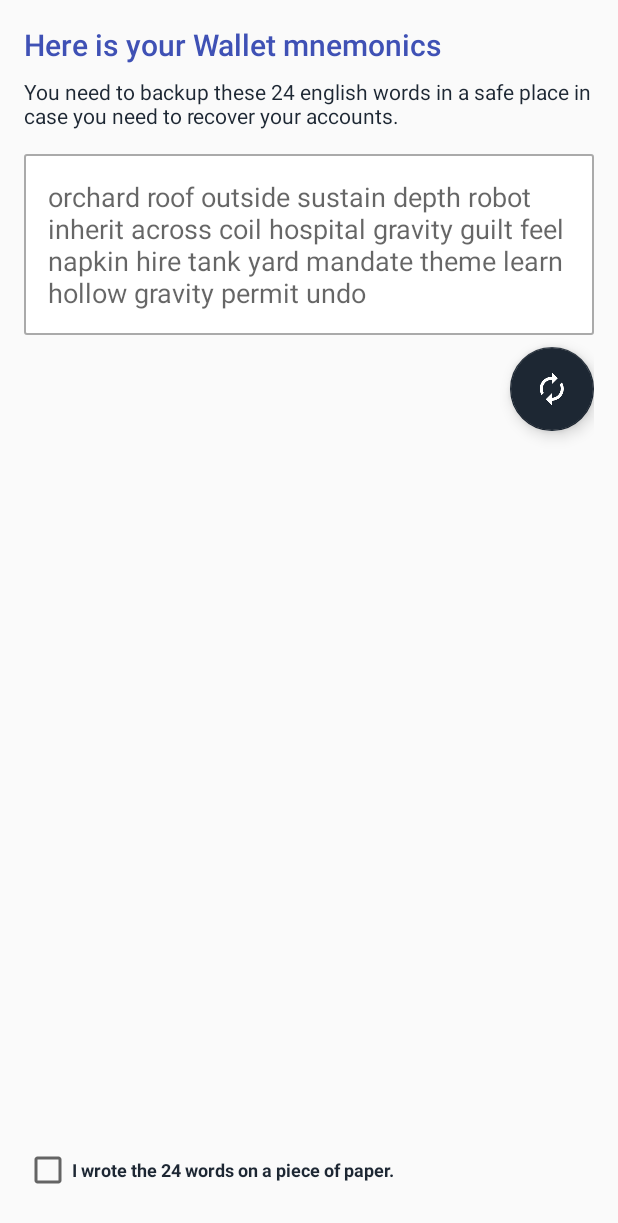
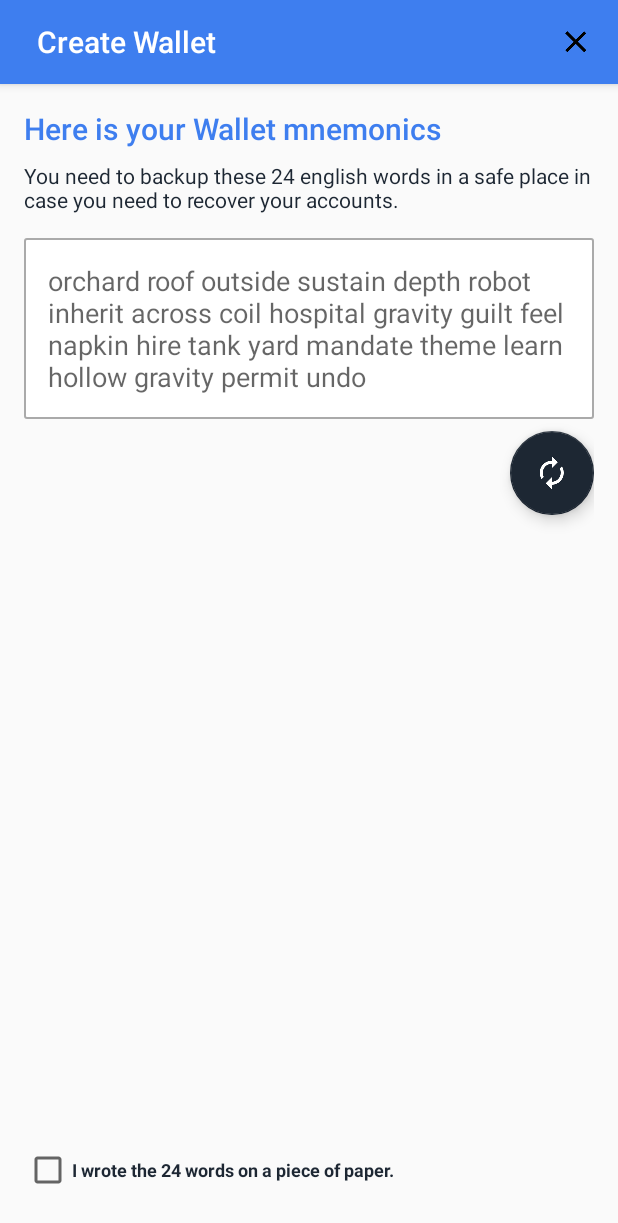
Before and after one commit to nfillion21/cortez-android, an Android app: the layout activity_create_wallet.xml on its own in the app's theme, with its tools: preview values and no code run, on a phone screen of 412 x 824 dp. Shown: the top 1223 px of the screen. Run offline under Robolectric (Android 15) with nearby library versions, the light colour scheme and no system bars.

Commit message:
Add create wallet toolbar

```diff
--- a/ui/src/main/res/layout/activity_create_wallet.xml
+++ b/ui/src/main/res/layout/activity_create_wallet.xml
@@ -1,9 +1,56 @@
 <?xml version="1.0" encoding="utf-8"?>
 <LinearLayout xmlns:android="http://schemas.android.com/apk/res/android"
     xmlns:app="http://schemas.android.com/apk/res-auto"
+    xmlns:tools="http://schemas.android.com/tools"
     android:orientation="vertical"
     android:layout_width="match_parent"
     android:layout_height="match_parent">
+
+    <android.support.design.widget.AppBarLayout
+        android:layout_height="wrap_content"
+        android:layout_width="match_parent"
+        android:layout_weight="0"
+        android:theme="@style/PaymentScreens.AppBarOverlay">
+
+        <android.support.v7.widget.Toolbar
+            android:id="@+id/toolbar"
+            android:layout_width="match_parent"
+            android:layout_height="?attr/actionBarSize"
+
+            app:popupTheme="@style/PaymentScreens.PopupOverlay"
+            tools:targetApi="lollipop">
+
+            <TextView android:id="@+id/barTitle"
+                android:text="@string/create_wallet"
+
+                android:paddingStart="@dimen/spacing_normal"
+                android:paddingLeft="@dimen/spacing_normal"
+                android:paddingTop="@dimen/spacing_micro"
+                android:paddingBottom="@dimen/spacing_micro"
+                android:layout_width="wrap_content"
+                android:singleLine="true"
+
+                android:maxLines="1"
+                style="@style/TextAppearance.AppCompat.Title"
+                android:layout_height="match_parent"
+                android:gravity="center_vertical|center_horizontal"
+                tools:ignore="UnusedAttribute,NewApi,RtlSymmetry,PrivateResource" />
+
+            <ImageButton android:id="@+id/close_button"
+                android:layout_height="wrap_content"
+                android:layout_width="wrap_content"
+
+                android:contentDescription="@string/content_description"
+                android:padding="@dimen/spacing_double"
+                android:gravity="end"
+                android:src="@drawable/close_black_24"
+                android:background="@drawable/selector_subtle"
+                android:layout_gravity="end|end|center_vertical"
+                />
+
+        </android.support.v7.widget.Toolbar>
+
+    </android.support.design.widget.AppBarLayout>
 
     <LinearLayout
         android:id="@+id/mnemonics_scroll_layout"
--- a/ui/src/main/res/values-v21/styles.xml
+++ b/ui/src/main/res/values-v21/styles.xml
@@ -1,19 +1,13 @@
 <resources>
-    <!--
-    <style name="PaymentScreens" parent="PaymentScreens.Base">
-        <item name="android:spinnerStyle">@style/Base.Widget.AppCompat.Spinner.Underlined</item>
-    </style>
-    -->
-
     <style name="PaymentScreens.PaymentAccountsActivity" parent="PaymentScreens.NoActionBar">
-        <item name="android:windowBackground">@color/tz_blank</item>
+        <item name="android:windowBackground">@color/colorAccent</item>
     </style>
 
     <style name="PaymentScreens.AddAccountActivity">
-        <item name="android:windowBackground">@color/tz_blank</item>
+        <item name="android:windowBackground">@color/colorAccent</item>
     </style>
 
-    <style name="PaymentScreens.CreateWalletActivity">
+    <style name="PaymentScreens.CreateWalletActivity" parent="PaymentScreens.NoActionBar">
         <item name="android:windowBackground">@color/tz_background</item>
     </style>
 
--- a/ui/src/main/res/values/colors.xml
+++ b/ui/src/main/res/values/colors.xml
@@ -1,8 +1,8 @@
 <?xml version="1.0" encoding="utf-8"?>
 <resources>
 
-    <color name="colorPrimary">#19335E</color>
-    <color name="colorPrimaryDark">#19335E</color>
+    <color name="colorPrimary">#3E7EEF</color>
+    <color name="colorPrimaryDark">#1D2733</color>
     <!--
     <color name="colorPrimaryDark">#000000</color>
     -->
@@ -32,17 +32,21 @@
     <color name="theme_tezos_primary">#3E7EEF</color>
     <color name="theme_tezos_text">@color/tz_light</color>
     <color name="theme_tezos_primary_dark">@color/colorAccent</color>
+    <!--
+    <color name="theme_tezos_primary_dark">#92A1C5</color>
+    -->
+
 
     <color name="touch_effect">#9ccc</color>
 
-    <color name="tz_primary">#3F51B5</color>
-    <color name="tz_primary_dark">#303F9F</color>
+    <color name="tz_primary">@color/colorPrimary</color>
+    <color name="tz_primary_dark">@color/colorPrimaryDark</color>
     <color name="tz_accent">@color/colorAccent</color>
 
     <color name="tz_light">@android:color/white</color>
     <color name="tz_text">#606060</color>
-    <color name="tz_blank">#424242</color>
-    <color name="tz_background">#F5F5FA</color>
+    <color name="tz_blank">@color/colorAccent</color>
+    <color name="tz_background">#F5F5FF</color>
 
     <color name="tz_error">#FFD50000</color>
     <color name="tz_placeholder">#ccc</color>
--- a/ui/src/main/res/values/styles.xml
+++ b/ui/src/main/res/values/styles.xml
@@ -6,9 +6,9 @@
 
     <style name="PaymentScreens.Base" parent="Theme.AppCompat.Light.DarkActionBar">
         <!-- Customize your theme here. -->
-        <item name="colorPrimary">@color/tz_primary</item>
-        <item name="colorPrimaryDark">@color/tz_primary_dark</item>
-        <item name="colorAccent">@color/tz_accent</item>
+        <item name="colorPrimary">@color/colorPrimary</item>
+        <item name="colorPrimaryDark">@color/colorPrimaryDark</item>
+        <item name="colorAccent">@color/colorAccent</item>
 
         <item name="android:textColorPrimary">@android:color/black</item>
         <item name="android:textColorPrimaryInverse">@color/tz_light</item>
@@ -51,7 +51,7 @@
     </style>
 
     <style name="PaymentScreens.TextAppearance.Title" parent="TextAppearance.AppCompat.Title">
-        <item name="android:textColor">@color/tz_primary</item>
+        <item name="android:textColor">@color/colorPrimary</item>
     </style>
 
     <style name="PaymentScreens.TextAppearance.WordItem" parent="TextAppearance.AppCompat.Medium">
--- a/wallet/src/main/AndroidManifest.xml
+++ b/wallet/src/main/AndroidManifest.xml
@@ -10,7 +10,7 @@
         android:supportsRtl="true"
         android:theme="@style/TezosTheme">
         <activity android:name=".MainActivity"
-            android:theme="@style/TezosTheme.NoActionBar">
+            android:theme="@style/TezosTheme.MainActivity">
             <intent-filter>
                 <action android:name="android.intent.action.MAIN" />
 
--- a/wallet/src/main/java/com/tezos/android/MainActivity.kt
+++ b/wallet/src/main/java/com/tezos/android/MainActivity.kt
@@ -60,7 +60,7 @@ class MainActivity : AppCompatActivity()
 
         val createWalletButton = findViewById<Button>(R.id.createWalletButton)
         createWalletButton.setOnClickListener {
-            CreateWalletActivity.start(this, theme2)
+            CreateWalletActivity.start(this, tezosTheme)
         }
 
         val paymentScreenButton = findViewById<Button>(R.id.paymentScreenButton)
--- a/wallet/src/main/res/drawable/selector_button.xml
+++ b/wallet/src/main/res/drawable/selector_button.xml
@@ -16,9 +16,9 @@
 
 <selector xmlns:android="http://schemas.android.com/apk/res/android">
     <item android:state_pressed="true">
-        <color android:color="@color/tz_blank" />
+        <color android:color="@color/colorAccent" />
     </item>
     <item>
-        <color android:color="@color/tz_primary" />
+        <color android:color="@color/colorPrimary" />
     </item>
 </selector>
--- /dev/null
+++ b/wallet/src/main/res/values-v21/styles.xml
@@ -0,0 +1,5 @@
+<resources>
+    <style name="TezosTheme.MainActivity" parent="TezosTheme.NoActionBar">
+        <item name="android:windowBackground">@color/tz_background</item>
+    </style>
+</resources>
--- a/wallet/src/main/res/values/colors.xml
+++ /dev/null
@@ -1,4 +0,0 @@
-<?xml version="1.0" encoding="utf-8"?>
-<resources>
-
-</resources>
```
Also changed, not shown: ui/src/main/java/com/tezos/ui/activity/CreateWalletActivity.java (+48 -27 lines).
